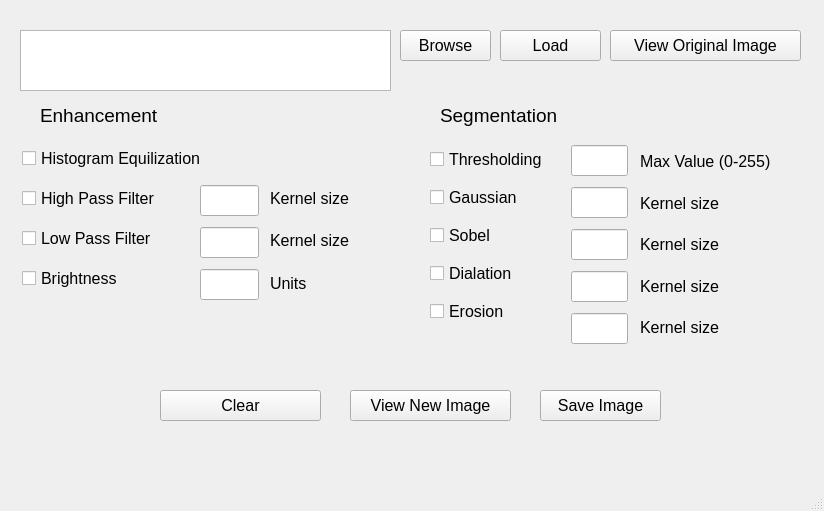
First picture: the form in ImgProc/mainwindow.ui, repository polina-golikova/ImageProcessing, before the edit.
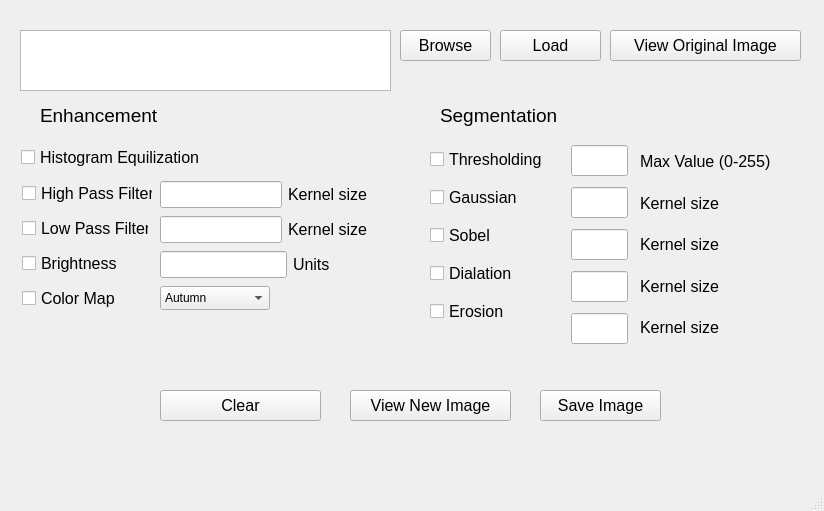
Second picture: the form after the edit.

Commit message: colormap code, error checks

```diff
--- a/ImgProc/mainwindow.ui
+++ b/ImgProc/mainwindow.ui
@@ -77,10 +77,10 @@
    <widget class="QCheckBox" name="histBx">
     <property name="geometry">
      <rect>
-      <x>22</x>
-      <y>142</y>
-      <width>228</width>
-      <height>33</height>
+      <x>21</x>
+      <y>143</y>
+      <width>182</width>
+      <height>28</height>
      </rect>
     </property>
     <property name="font">
@@ -96,9 +96,9 @@
     <property name="geometry">
      <rect>
       <x>22</x>
-      <y>182</y>
-      <width>161</width>
-      <height>33</height>
+      <y>179</y>
+      <width>131</width>
+      <height>28</height>
      </rect>
     </property>
     <property name="font">
@@ -114,9 +114,9 @@
     <property name="geometry">
      <rect>
       <x>22</x>
-      <y>222</y>
-      <width>154</width>
-      <height>33</height>
+      <y>214</y>
+      <width>127</width>
+      <height>28</height>
      </rect>
     </property>
     <property name="font">
@@ -326,58 +326,13 @@
      <bool>false</bool>
     </property>
    </widget>
-   <widget class="QLineEdit" name="hpKern">
-    <property name="geometry">
-     <rect>
-      <x>200</x>
-      <y>185</y>
-      <width>59</width>
-      <height>31</height>
-     </rect>
-    </property>
-    <property name="font">
-     <font>
-      <pointsize>12</pointsize>
-     </font>
-    </property>
-   </widget>
-   <widget class="QLineEdit" name="lpKern">
-    <property name="geometry">
-     <rect>
-      <x>200</x>
-      <y>227</y>
-      <width>59</width>
-      <height>31</height>
-     </rect>
-    </property>
-    <property name="font">
-     <font>
-      <pointsize>12</pointsize>
-     </font>
-    </property>
-   </widget>
-   <widget class="QLineEdit" name="brightNum">
-    <property name="geometry">
-     <rect>
-      <x>200</x>
-      <y>269</y>
-      <width>59</width>
-      <height>31</height>
-     </rect>
-    </property>
-    <property name="font">
-     <font>
-      <pointsize>12</pointsize>
-     </font>
-    </property>
-   </widget>
    <widget class="QCheckBox" name="brightBtn">
     <property name="geometry">
      <rect>
       <x>22</x>
-      <y>262</y>
-      <width>154</width>
-      <height>33</height>
+      <y>249</y>
+      <width>98</width>
+      <height>28</height>
      </rect>
     </property>
     <property name="font">
@@ -389,54 +344,6 @@
      <string>Brightness</string>
     </property>
    </widget>
-   <widget class="QWidget" name="layoutWidget">
-    <property name="geometry">
-     <rect>
-      <x>270</x>
-      <y>180</y>
-      <width>94</width>
-      <height>121</height>
-     </rect>
-    </property>
-    <layout class="QVBoxLayout" name="verticalLayout_3">
-     <item>
-      <widget class="QLabel" name="label_12">
-       <property name="font">
-        <font>
-         <pointsize>12</pointsize>
-        </font>
-       </property>
-       <property name="text">
-        <string>Kernel size</string>
-       </property>
-      </widget>
-     </item>
-     <item>
-      <widget class="QLabel" name="label_13">
-       <property name="font">
-        <font>
-         <pointsize>12</pointsize>
-        </font>
-       </property>
-       <property name="text">
-        <string>Kernel size</string>
-       </property>
-      </widget>
-     </item>
-     <item>
-      <widget class="QLabel" name="label_14">
-       <property name="font">
-        <font>
-         <pointsize>12</pointsize>
-        </font>
-       </property>
-       <property name="text">
-        <string>Units</string>
-       </property>
-      </widget>
-     </item>
-    </layout>
-   </widget>
    <widget class="QWidget" name="layoutWidget">
     <property name="geometry">
      <rect>
@@ -581,6 +488,243 @@
      </item>
     </layout>
    </widget>
+   <widget class="QComboBox" name="colorMpBx">
+    <property name="geometry">
+     <rect>
+      <x>160</x>
+      <y>286</y>
+      <width>110</width>
+      <height>24</height>
+     </rect>
+    </property>
+    <item>
+     <property name="text">
+      <string>Autumn</string>
+     </property>
+    </item>
+    <item>
+     <property name="text">
+      <string>Bone</string>
+     </property>
+    </item>
+    <item>
+     <property name="text">
+      <string>Jet</string>
+     </property>
+    </item>
+    <item>
+     <property name="text">
+      <string>Winter</string>
+     </property>
+    </item>
+    <item>
+     <property name="text">
+      <string>Rainbow</string>
+     </property>
+    </item>
+    <item>
+     <property name="text">
+      <string>Ocean</string>
+     </property>
+    </item>
+    <item>
+     <property name="text">
+      <string>Summer</string>
+     </property>
+    </item>
+    <item>
+     <property name="text">
+      <string>Spring</string>
+     </property>
+    </item>
+    <item>
+     <property name="text">
+      <string>Cool</string>
+     </property>
+    </item>
+    <item>
+     <property name="text">
+      <string>HSV</string>
+     </property>
+    </item>
+    <item>
+     <property name="text">
+      <string>Pink</string>
+     </property>
+    </item>
+    <item>
+     <property name="text">
+      <string>Hot</string>
+     </property>
+    </item>
+    <item>
+     <property name="text">
+      <string>Parula</string>
+     </property>
+    </item>
+    <item>
+     <property name="text">
+      <string>Magma</string>
+     </property>
+    </item>
+    <item>
+     <property name="text">
+      <string>Inferno</string>
+     </property>
+    </item>
+    <item>
+     <property name="text">
+      <string>Plasma</string>
+     </property>
+    </item>
+    <item>
+     <property name="text">
+      <string>Viridis</string>
+     </property>
+    </item>
+    <item>
+     <property name="text">
+      <string>Cividis</string>
+     </property>
+    </item>
+    <item>
+     <property name="text">
+      <string>Twilight</string>
+     </property>
+    </item>
+    <item>
+     <property name="text">
+      <string>TwilightShifted</string>
+     </property>
+    </item>
+    <item>
+     <property name="text">
+      <string>Turbo</string>
+     </property>
+    </item>
+    <item>
+     <property name="text">
+      <string>DeepGreen</string>
+     </property>
+    </item>
+   </widget>
+   <widget class="QCheckBox" name="colorMpBtn">
+    <property name="geometry">
+     <rect>
+      <x>22</x>
+      <y>284</y>
+      <width>98</width>
+      <height>28</height>
+     </rect>
+    </property>
+    <property name="font">
+     <font>
+      <pointsize>12</pointsize>
+     </font>
+    </property>
+    <property name="text">
+     <string>Color Map</string>
+    </property>
+   </widget>
+   <widget class="QWidget" name="layoutWidget">
+    <property name="geometry">
+     <rect>
+      <x>160</x>
+      <y>249</y>
+      <width>170</width>
+      <height>31</height>
+     </rect>
+    </property>
+    <layout class="QHBoxLayout" name="horizontalLayout">
+     <item>
+      <widget class="QLineEdit" name="brightNum">
+       <property name="font">
+        <font>
+         <pointsize>12</pointsize>
+        </font>
+       </property>
+      </widget>
+     </item>
+     <item>
+      <widget class="QLabel" name="label_14">
+       <property name="font">
+        <font>
+         <pointsize>12</pointsize>
+        </font>
+       </property>
+       <property name="text">
+        <string>Units</string>
+       </property>
+      </widget>
+     </item>
+    </layout>
+   </widget>
+   <widget class="QWidget" name="layoutWidget">
+    <property name="geometry">
+     <rect>
+      <x>160</x>
+      <y>214</y>
+      <width>208</width>
+      <height>31</height>
+     </rect>
+    </property>
+    <layout class="QHBoxLayout" name="horizontalLayout_2">
+     <item>
+      <widget class="QLineEdit" name="lpKern">
+       <property name="font">
+        <font>
+         <pointsize>12</pointsize>
+        </font>
+       </property>
+      </widget>
+     </item>
+     <item>
+      <widget class="QLabel" name="label_12">
+       <property name="font">
+        <font>
+         <pointsize>12</pointsize>
+        </font>
+       </property>
+       <property name="text">
+        <string>Kernel size</string>
+       </property>
+      </widget>
+     </item>
+    </layout>
+   </widget>
+   <widget class="QWidget" name="layoutWidget">
+    <property name="geometry">
+     <rect>
+      <x>160</x>
+      <y>179</y>
+      <width>208</width>
+      <height>31</height>
+     </rect>
+    </property>
+    <layout class="QHBoxLayout" name="horizontalLayout_3">
+     <item>
+      <widget class="QLineEdit" name="hpKern">
+       <property name="font">
+        <font>
+         <pointsize>12</pointsize>
+        </font>
+       </property>
+      </widget>
+     </item>
+     <item>
+      <widget class="QLabel" name="label_13">
+       <property name="font">
+        <font>
+         <pointsize>12</pointsize>
+        </font>
+       </property>
+       <property name="text">
+        <string>Kernel size</string>
+       </property>
+      </widget>
+     </item>
+    </layout>
+   </widget>
   </widget>
   <widget class="QStatusBar" name="statusbar"/>
  </widget>
```
The commit also changes 23 other files.
